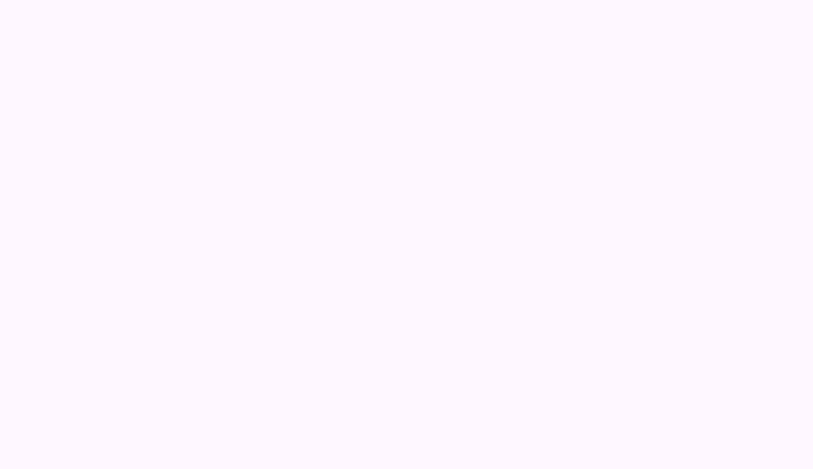
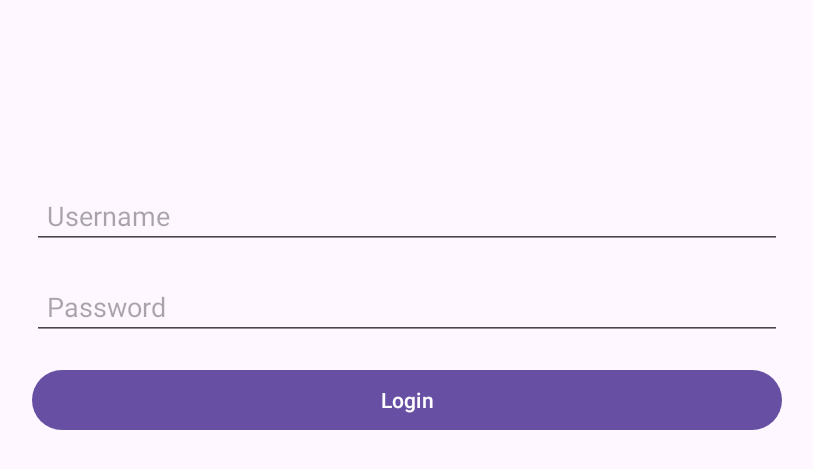
Before and after one commit to athulantonynp/svift, an Android app: the screen it shows after launch (MainActivity), on a phone screen of 824 x 412 dp (held sideways). Before the commit the part shown is empty. Shown: the top 469 px of the screen, without its empty margins (211-1024 px from the left). Run offline under Robolectric (Android 15) with nearby library versions, the phone set to English and light mode, and no system bars; our stand-ins replace Firebase (no records; nobody signed in at launch, a user with empty details on screens opened directly).

Commit message:
Add login flow

```diff
--- a/svift-android/app/src/main/java/athul/svift/android/MainActivity.kt
+++ b/svift-android/app/src/main/java/athul/svift/android/MainActivity.kt
@@ -2,9 +2,15 @@ package athul.svift.android
 
 import androidx.appcompat.app.AppCompatActivity
 import android.os.Bundle
+import android.util.Log
 import androidx.activity.viewModels
+import androidx.fragment.app.Fragment
+import androidx.lifecycle.lifecycleScope
 import athul.svift.android.ui.fragments.LoginFragment
+import athul.svift.android.ui.fragments.MusicPlayerFragment
 import athul.svift.android.viewmodels.MainViewModel
+import kotlinx.coroutines.flow.collectLatest
+import kotlinx.coroutines.launch
 
 class MainActivity : AppCompatActivity() {
 
@@ -12,10 +18,24 @@ class MainActivity : AppCompatActivity() {
     override fun onCreate(savedInstanceState: Bundle?) {
         super.onCreate(savedInstanceState)
         setContentView(R.layout.activity_main)
-        if (savedInstanceState == null) {
-            supportFragmentManager.beginTransaction()
-                .replace(R.id.fragment_container, LoginFragment())
-                .commit()
+    }
+
+    override fun onResume() {
+        super.onResume()
+        lifecycleScope.launch {
+            viewModel.authFlow.collectLatest {
+                if(it !=null){
+                    loadFragment(MusicPlayerFragment())
+                }else{
+                    loadFragment(LoginFragment())
+                }
+            }
         }
     }
+
+    private fun loadFragment(fragment: Fragment){
+        supportFragmentManager.beginTransaction()
+            .replace(R.id.fragment_container, fragment)
+            .commit()
+    }
 }
--- a/svift-android/app/src/main/java/athul/svift/android/data/AuthRepository.kt
+++ b/svift-android/app/src/main/java/athul/svift/android/data/AuthRepository.kt
@@ -1,18 +1,43 @@
 package athul.svift.android.data
 
+import android.app.Application
+import androidx.datastore.preferences.core.edit
+import androidx.datastore.preferences.core.stringPreferencesKey
 import athul.svift.android.data.models.AuthResponse
+import athul.svift.android.injection.dataStore
+import athul.svift.android.injection.getAdapter
 import com.google.firebase.firestore.FirebaseFirestore
+import kotlinx.coroutines.flow.Flow
+import kotlinx.coroutines.flow.map
 import kotlinx.coroutines.tasks.await
 
-class AuthRepository {
+class AuthRepository(private val application: Application) {
 
     private val db = FirebaseFirestore.getInstance()
+    private val AUTH_RESPONSE_KEY = stringPreferencesKey("auth")
     suspend fun login(userName:String, password:String):AuthResponse?{
         val query = db.collection("users").whereEqualTo("userName",userName.trim()).get().await()
         val pass = query.documents.firstOrNull()?.get("password")?.toString()
         if(pass.equals(password)){
-            return AuthResponse(userName,password)
+            val response = AuthResponse(userName,password)
+            val adapter = getAdapter<AuthResponse>()
+            application.applicationContext.dataStore.edit {
+                it[AUTH_RESPONSE_KEY] = adapter.toJson(response)
+            }
+            return response
         }
         return null
     }
+
+     fun getCurrentUserFlow():Flow<AuthResponse?>{
+        val data = application.applicationContext.dataStore.data.map {
+            val json = it[AUTH_RESPONSE_KEY]
+            if(!json.isNullOrEmpty()){
+                getAdapter<AuthResponse>().fromJson(json)
+            }else{
+                null
+            }
+        }
+        return data
+    }
 }
--- a/svift-android/app/src/main/java/athul/svift/android/injection/Injection.kt
+++ b/svift-android/app/src/main/java/athul/svift/android/injection/Injection.kt
@@ -1,8 +1,16 @@
 package athul.svift.android.injection
 
 import android.app.Application
+import android.content.Context
+import android.widget.Toast
+import androidx.datastore.core.DataStore
+import androidx.datastore.preferences.core.Preferences
+import androidx.datastore.preferences.preferencesDataStore
 import athul.svift.android.data.AuthRepository
 import athul.svift.android.data.SongsRepository
+import com.squareup.moshi.JsonAdapter
+import com.squareup.moshi.Moshi
+import com.squareup.moshi.kotlin.reflect.KotlinJsonAdapterFactory
 
 object Injection {
 
@@ -11,10 +19,24 @@ object Injection {
 
     fun init(app:Application){
         songsRepository = SongsRepository()
-        authRepository = AuthRepository()
+        authRepository = AuthRepository(app)
     }
 
 }
 
 fun SongsRepository() = Injection.songsRepository
 fun AuthRepository() = Injection.authRepository
+
+val Context.dataStore: DataStore<Preferences> by preferencesDataStore(name = "app_data")
+
+
+inline fun <reified T> getAdapter(): JsonAdapter<T> {
+    return Moshi.Builder()
+        .add(KotlinJsonAdapterFactory())
+        .build()
+        .adapter(T::class.java)
+}
+
+fun Context.showToast(message: String, duration: Int = Toast.LENGTH_SHORT) {
+    Toast.makeText(this, message, duration).show()
+}
--- a/svift-android/app/src/main/java/athul/svift/android/ui/fragments/LoginFragment.kt
+++ b/svift-android/app/src/main/java/athul/svift/android/ui/fragments/LoginFragment.kt
@@ -4,15 +4,41 @@ import android.os.Bundle
 import android.view.LayoutInflater
 import android.view.View
 import android.view.ViewGroup
+import android.widget.Button
+import android.widget.EditText
 import androidx.fragment.app.Fragment
+import androidx.fragment.app.activityViewModels
 import athul.svift.android.R
+import athul.svift.android.injection.showToast
+import athul.svift.android.viewmodels.MainViewModel
 
 class LoginFragment : Fragment() {
-
+    private val viewModel by activityViewModels<MainViewModel>()
     override fun onCreateView(
         inflater: LayoutInflater, container: ViewGroup?,
         savedInstanceState: Bundle?
     ): View? {
         return inflater.inflate(R.layout.fragment_login, container, false)
     }
+
+    override fun onViewCreated(view: View, savedInstanceState: Bundle?) {
+        super.onViewCreated(view, savedInstanceState)
+        setupViews()
+    }
+
+    private fun setupViews(){
+        view?.findViewById<Button>(R.id.login_button)?.setOnClickListener {
+            val userName = view?.findViewById<EditText>(R.id.username)?.text?.toString()
+            val password = view?.findViewById<EditText>(R.id.password)?.text?.toString()
+            if(userName.isNullOrEmpty()){
+                this.context?.showToast("Username cannot be empty")
+                return@setOnClickListener
+            }
+            if(password.isNullOrEmpty()){
+                this.context?.showToast("Password cannot be empty")
+                return@setOnClickListener
+            }
+            viewModel.performLogin(userName,password)
+        }
+    }
 }
--- a/svift-android/app/src/main/java/athul/svift/android/viewmodels/MainViewModel.kt
+++ b/svift-android/app/src/main/java/athul/svift/android/viewmodels/MainViewModel.kt
@@ -9,13 +9,19 @@ import androidx.lifecycle.ViewModelProvider.AndroidViewModelFactory.Companion.AP
 import androidx.lifecycle.viewModelScope
 import androidx.lifecycle.viewmodel.CreationExtras
 import athul.svift.android.injection.AuthRepository
+import athul.svift.android.injection.Injection
+import athul.svift.android.injection.showToast
 import kotlinx.coroutines.launch
 
 class MainViewModel(val app:Application) : AndroidViewModel(app) {
 
+    val authFlow = Injection.authRepository.getCurrentUserFlow()
     fun performLogin(userName:String,password:String){
         viewModelScope.launch {
             val response = AuthRepository().login(userName,password)
+            if(response == null){
+                app.showToast("Invalid authentication credentials. Please try again.")
+            }
         }
     }
     companion object {
--- a/svift-android/app/src/main/res/layout/fragment_login.xml
+++ b/svift-android/app/src/main/res/layout/fragment_login.xml
@@ -1,6 +1,40 @@
 <?xml version="1.0" encoding="utf-8"?>
-<androidx.constraintlayout.widget.ConstraintLayout xmlns:android="http://schemas.android.com/apk/res/android"
+<LinearLayout xmlns:android="http://schemas.android.com/apk/res/android"
     android:layout_width="match_parent"
-    android:layout_height="match_parent">
+    android:layout_height="match_parent"
+    android:orientation="vertical"
+    android:padding="16dp"
+    android:gravity="center">
 
-</androidx.constraintlayout.widget.ConstraintLayout>
+    <!-- Username Field -->
+    <EditText
+        android:id="@+id/username"
+        android:layout_width="500dp"
+        android:layout_height="wrap_content"
+        android:hint="Username"
+        android:inputType="text"
+        android:maxWidth="200dp"
+        android:padding="10dp"
+        android:layout_marginBottom="16dp" />
+
+    <!-- Password Field -->
+    <EditText
+        android:id="@+id/password"
+        android:layout_width="500dp"
+        android:layout_height="wrap_content"
+        android:hint="Password"
+        android:inputType="textPassword"
+        android:maxWidth="200dp"
+        android:padding="10dp"
+        android:layout_marginBottom="16dp" />
+
+    <!-- Login Button -->
+    <Button
+        android:id="@+id/login_button"
+        android:layout_width="500dp"
+        android:maxWidth="150dp"
+        android:layout_height="wrap_content"
+        android:text="Login"
+        android:padding="10dp" />
+
+</LinearLayout>
```
Also changed, not shown: svift-android/app/build.gradle.kts (+6 -2 lines), svift-android/app/src/main/java/athul/svift/android/data/models/AuthResponse.kt (+10 -1 lines).
